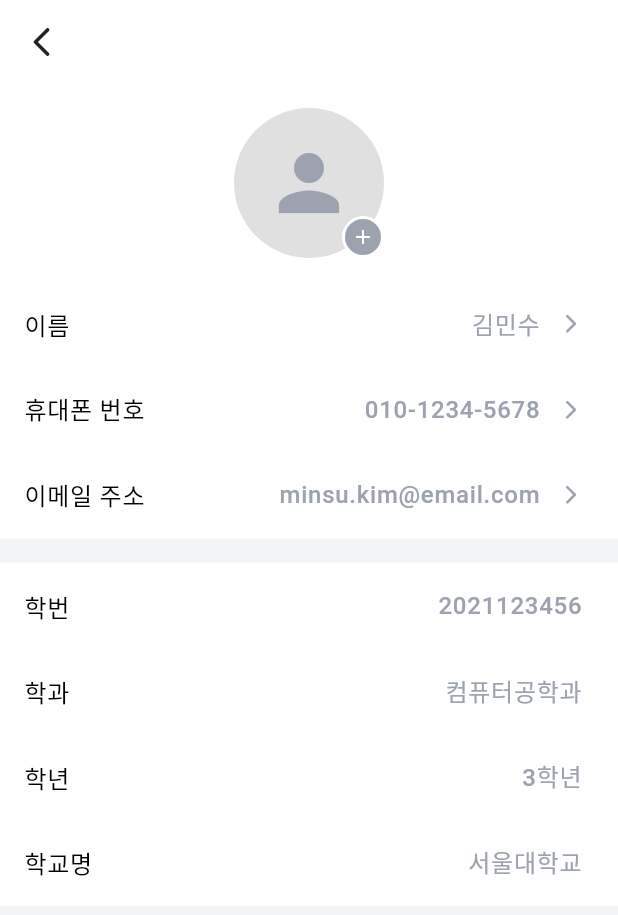
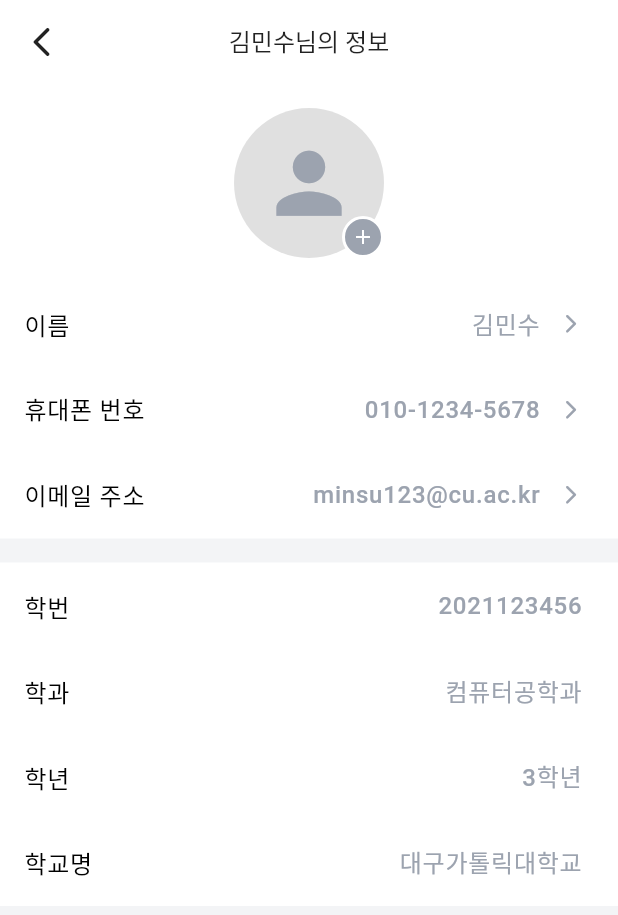
Before and after one commit to popcorn0125/CHECKIN_APP, a Flutter app: the ProfilePage screen opened by its route, on a phone screen of 412 x 824 dp. Shown: the top 915 px of the screen. Run offline on Flutter 3.47's test engine with Material 3 defaults, Android fonts, the phone set to English and light mode, and no system bars; our stand-ins replace google_fonts, table_calendar; Roboto replaces fonts that are missing (TossProductSans).

Commit message:
250319 김준식 프로필 아이콘 크기 수정, 수정페이지로 이동하는 부분 추가, 정보수정하는 페이지 생성 및 입력필드 구현 완료

```diff
--- a/lib/pages/profile_page.dart
+++ b/lib/pages/profile_page.dart
@@ -1,5 +1,6 @@
+import 'package:checkinapp/pages/profile_update_page.dart';
 import 'package:flutter/material.dart';
-import 'package:google_fonts/google_fonts.dart';
+// import 'package:google_fonts/google_fonts.dart';
 
 class ProfilePage extends StatelessWidget {
   const ProfilePage({Key? key}) : super(key: key);
@@ -17,6 +18,14 @@ class ProfilePage extends StatelessWidget {
             Navigator.pop(context);
           },
         ),
+        title: Text(
+          '김민수님의 정보',
+          style: TextStyle(
+              fontFamily: 'TossProductSans',
+              color: Colors.black87,
+              fontSize: 16),
+        ),
+        centerTitle: true,
       ),
       body: SingleChildScrollView(
         child: Column(
@@ -39,11 +48,11 @@ class ProfilePage extends StatelessWidget {
                   const SizedBox(height: 16),
                   _buildProfileSection(),
                   const SizedBox(height: 16),
-                  _buildInfoRow('이름', '김민수'),
+                  _buildInfoRow('이름', '김민수', context),
                   const SizedBox(height: 1),
-                  _buildInfoRow('휴대폰 번호', '010-1234-5678'),
+                  _buildInfoRow('휴대폰 번호', '010-1234-5678', context),
                   const SizedBox(height: 1),
-                  _buildInfoRow('이메일 주소', 'minsu.kim@email.com'),
+                  _buildInfoRow('이메일 주소', 'minsu123@cu.ac.kr', context),
                   const SizedBox(height: 1),
                 ],
               ),
@@ -66,7 +75,7 @@ class ProfilePage extends StatelessWidget {
                   const SizedBox(height: 1),
                   _buildInfoRow2('학년', '3학년'),
                   const SizedBox(height: 1),
-                  _buildInfoRow2('학교명', '서울대학교'),
+                  _buildInfoRow2('학교명', '대구가톨릭대학교'),
                   const SizedBox(height: 1),
                 ],
               ),
@@ -92,7 +101,7 @@ class ProfilePage extends StatelessWidget {
               backgroundColor: Colors.grey.shade300,
               child: Icon(
                 Icons.person,
-                size: 60,
+                size: 65,
                 color: const Color(0xFF9CA3AF),
               ),
             ),
@@ -127,24 +136,29 @@ class ProfilePage extends StatelessWidget {
   }
 
   // 2) 수정 가능한 정보 행 (예: "이름" - "김민수")
-  Widget _buildInfoRow(String label, String value) {
+  //
+  Widget _buildInfoRow(String label, String value, BuildContext context) {
     return ListTile(
-      title: Text(label,
-          style: GoogleFonts.roboto(
-              color: Colors.black, fontSize: 16, fontWeight: FontWeight.w500)),
+      title: Text(
+        label,
+        style: TextStyle(
+          fontFamily: 'TossProductSans', // 등록한 폰트 이름
+          color: Colors.black,
+          fontSize: 16,
+          // fontWeight: FontWeight.w500,
+        ),
+      ),
       trailing: Row(
         mainAxisSize: MainAxisSize.min, // Row 크기 최소화
         children: [
           Padding(
             padding: const EdgeInsets.only(right: 13),
-            child: Text(
-              value,
-
-              style: GoogleFonts.roboto(
-                color: Color(0xFF9CA3AF),
-                fontSize: 16,
-              ), // Roboto 글꼴 적용
-            ),
+            child: Text(value,
+                style: TextStyle(
+                  fontFamily: 'TossProductSans', // 등록한 폰트 이름
+                  color: Color(0xFF9CA3AF),
+                  fontSize: 16,
+                )),
           ),
           const Icon(Icons.arrow_forward_ios_rounded,
               size: 15, color: Color(0xFF9CA3AF)),
@@ -152,16 +166,28 @@ class ProfilePage extends StatelessWidget {
       ),
       onTap: () {
         // TODO: 수정 페이지 이동 등 (필요하다면)
+        Navigator.push(
+            context,
+            MaterialPageRoute(
+                builder: (context) => ProfileUpdatePage(
+                      label: label,
+                      value: value,
+                    )));
       },
     );
   }
 
-  // 2) 수정 불가능한 정보 행
   Widget _buildInfoRow2(String label, String value) {
     return ListTile(
-      title: Text(label,
-          style: GoogleFonts.roboto(
-              color: Colors.black, fontSize: 16, fontWeight: FontWeight.w500)),
+      title: Text(
+        label,
+        style: TextStyle(
+          fontFamily: 'TossProductSans', // 등록한 폰트 이름
+          color: Colors.black,
+          fontSize: 16,
+          fontWeight: FontWeight.w500,
+        ),
+      ),
       trailing: Row(
         mainAxisSize: MainAxisSize.min, // Row 크기 최소화
         children: [
@@ -169,11 +195,11 @@ class ProfilePage extends StatelessWidget {
             padding: const EdgeInsets.only(right: 0),
             child: Text(
               value,
-
-              style: GoogleFonts.roboto(
+              style: TextStyle(
+                fontFamily: 'TossProductSans', // 등록한 폰트 이름
                 color: Color(0xFF9CA3AF),
                 fontSize: 16,
-              ), // Roboto 글꼴 적용
+              ),
             ),
           ),
         ],
```
Also changed, not shown: lib/pages/profile_update_page.dart (added, +126 -0 lines).
